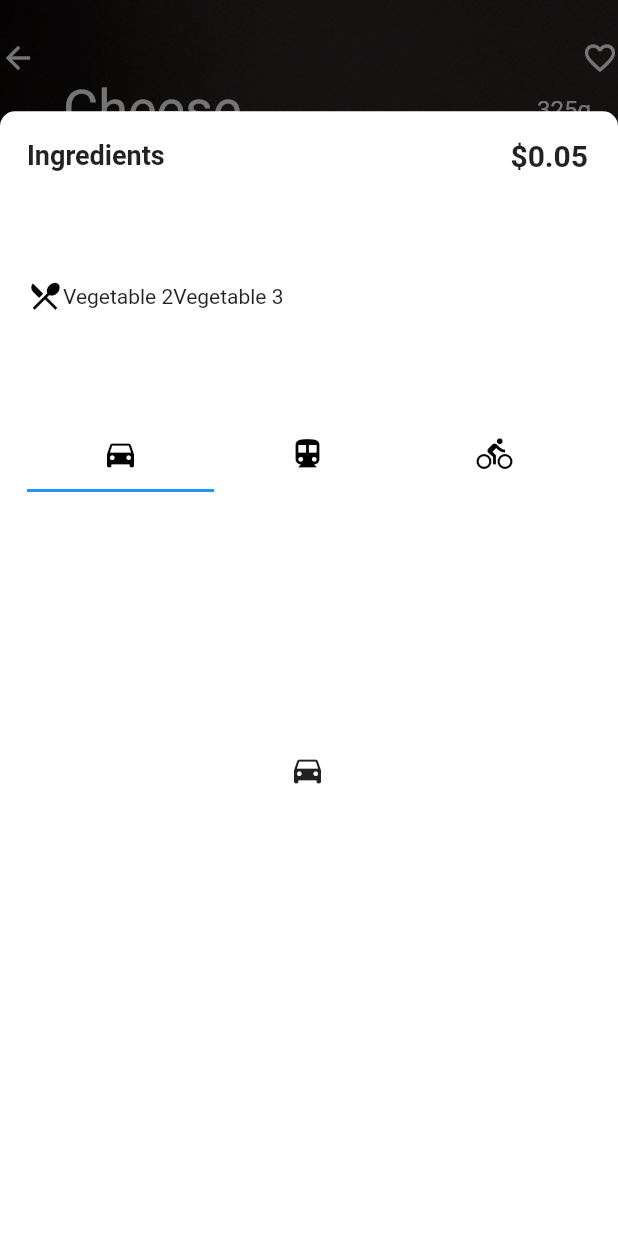
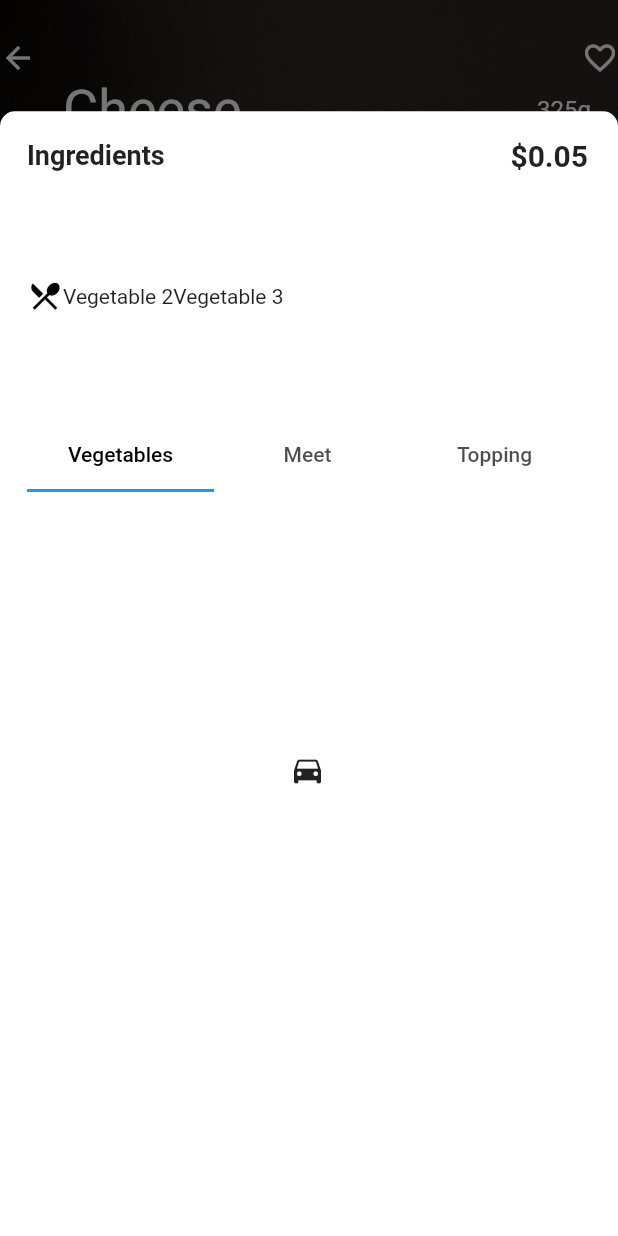
Before and after one commit to JoelEspinal/burger_app, a Flutter app: the screen it shows after launch, after a tap on the "expand less" icon, on a phone screen of 412 x 824 dp. Run offline on Flutter 3.47's test engine with Material 2 defaults, Android fonts, the light colour scheme and no system bars.

Commit message:
:clown_face:Add label text to ingredients tabs

```diff
--- a/lib/ui/ingredients/ingredients_widget.dart
+++ b/lib/ui/ingredients/ingredients_widget.dart
@@ -14,22 +14,17 @@ class IngredientWidget extends StatelessWidget {
           child: Column(
             children: <Widget>[
               TabBar(
+                labelColor: Colors.black,
                 tabs: [
                   Tab(
-                      icon: Icon(
-                    Icons.directions_car,
-                    color: Colors.black,
-                  )),
+                    text: "Vegetables",
+                  ),
                   Tab(
-                      icon: Icon(
-                    Icons.directions_transit,
-                    color: Colors.black,
-                  )),
+                    text: "Meet",
+                  ),
                   Tab(
-                      icon: Icon(
-                    Icons.directions_bike,
-                    color: Colors.black,
-                  )),
+                    text: "Topping",
+                  )
                 ],
               ),
               Container(
```
